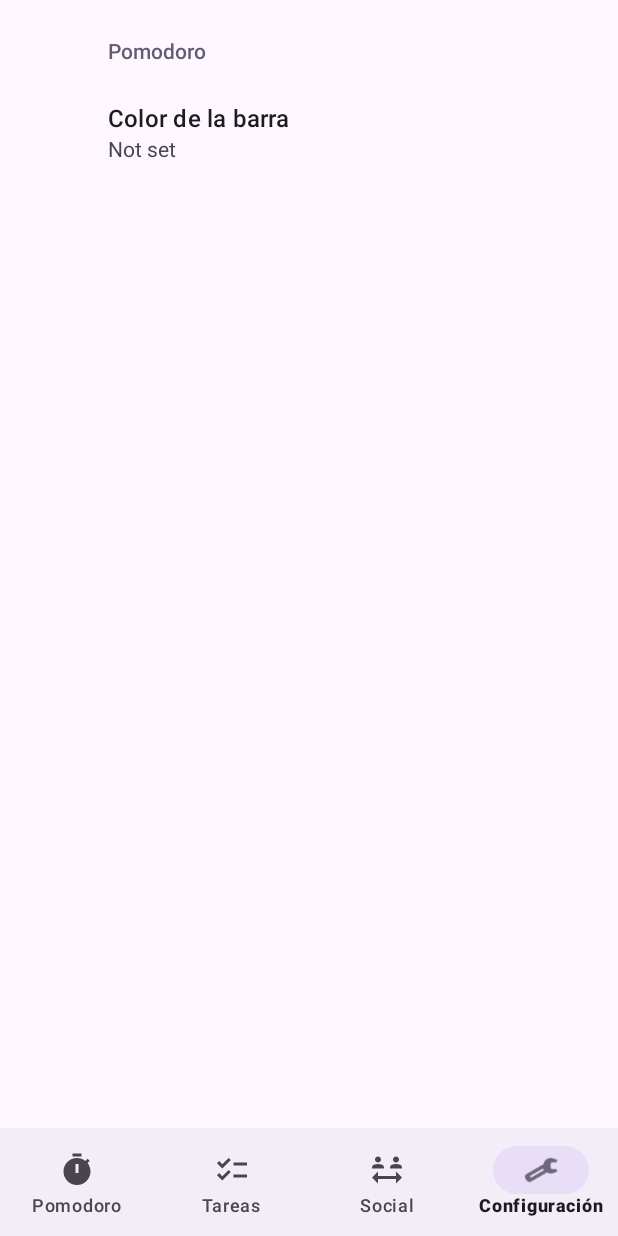
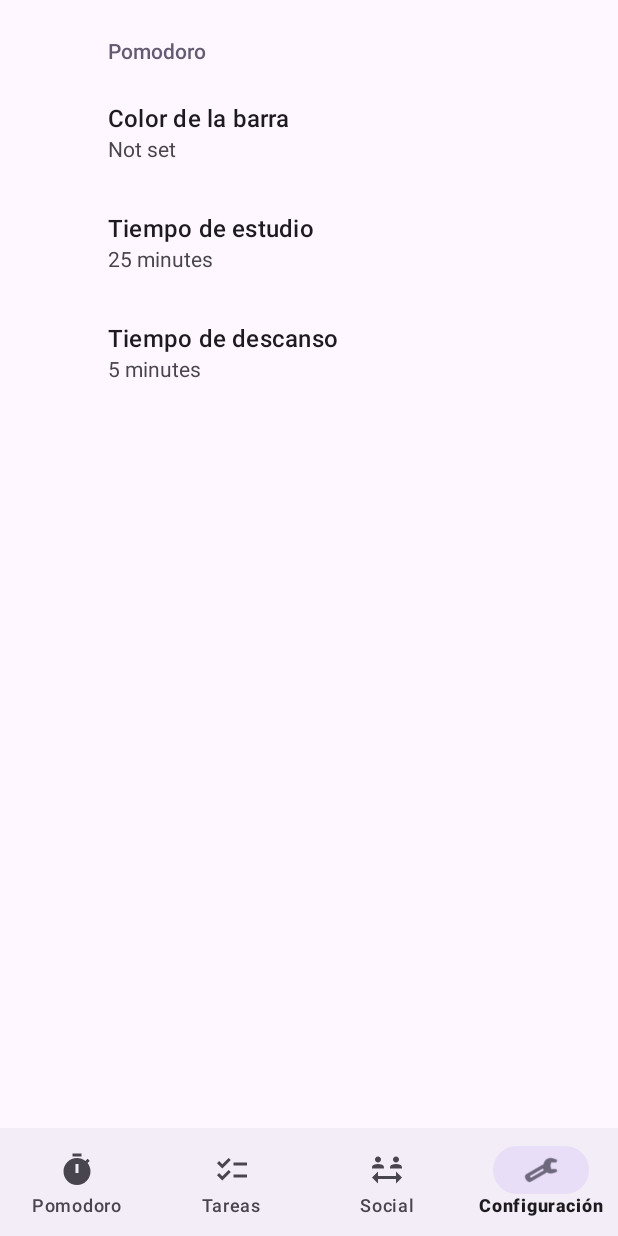
Before and after one commit to pelazas/ProductivityApp, an Android app: the screen it shows after launch (MainActivity), item 4 of the bottom bar chosen, on a phone screen of 412 x 824 dp. Run offline under Robolectric (Android 15) with nearby library versions, the phone set to English and light mode, and no system bars; our stand-ins replace Room's generated code, androidx.preference.

Commit message:
merge delete tasks, and edit time

```diff
--- a/app/src/main/java/com/example/productivityapp/TimerFragment.java
+++ b/app/src/main/java/com/example/productivityapp/TimerFragment.java
@@ -31,8 +31,8 @@ import java.util.ArrayList;
 import java.util.List;
 
 public class TimerFragment extends Fragment  implements SharedPreferences.OnSharedPreferenceChangeListener {
-    private static final int STUDY_TIME = 25;
-    private static final int BREAK_TIME = 5;
+    private static final int DEFAULT_STUDY_TIME = 25;
+    private static final int DEFAULT_BREAK_TIME = 5;
 
     private CountDownTimer timer;
     private TextView timerText;
@@ -70,11 +70,13 @@ public class TimerFragment extends Fragment  implements SharedPreferences.OnShar
         modoText = view.findViewById(R.id.modo_text);
 
         setupSharedPreferences();
+        int initialStudyTime = getSelectedStudyTime();
+        int initialBreakTime = getSelectedBreakTime();
 
         String color = sharedPreferences.getString("color_barra", "#1c7ed6");
         switchBarColor(color);
 
-        circularProgressBar = initializeProgressBar();
+        circularProgressBar = initializeProgressBar(initialStudyTime);
 
         if (modoSwitch.isChecked()) {
             switchBreakMode();
@@ -88,7 +90,7 @@ public class TimerFragment extends Fragment  implements SharedPreferences.OnShar
                 isTimerRunning = false;
                 timerButton.setText(R.string.iniciarTextoBoton);
             } else {
-                startTimer(modoSwitch.isChecked() ? BREAK_TIME : STUDY_TIME);
+                startTimer(modoSwitch.isChecked() ? initialBreakTime : initialStudyTime);
                 isTimerRunning = true;
                 timerButton.setText(R.string.detenerTextoBoton);
             }
@@ -109,9 +111,9 @@ public class TimerFragment extends Fragment  implements SharedPreferences.OnShar
         });
     }
 
-    private ProgressBar initializeProgressBar() {
+    private ProgressBar initializeProgressBar(int studyTime) {
         ProgressBar pb = getView().findViewById(R.id.circularProgressBar);
-        timerDuration = STUDY_TIME * 60;
+        timerDuration = studyTime * 60;
 
         pb.setMax(timerDuration);
         pb.setProgress(timerDuration);
@@ -121,18 +123,20 @@ public class TimerFragment extends Fragment  implements SharedPreferences.OnShar
     }
 
     private void switchBreakMode() {
-        timerText.setText(Formatter.formatTime(BREAK_TIME, 0));
+        int time = getSelectedBreakTime();
+        timerText.setText(Formatter.formatTime(time, 0));
         modoText.setText(R.string.modo_descanso);
-        timerDuration = BREAK_TIME * 60;
+        timerDuration = time * 60;
 
         circularProgressBar.setMax(timerDuration);
         circularProgressBar.setProgress(timerDuration);
     }
 
     private void switchStudyMode() {
-        timerText.setText(Formatter.formatTime(STUDY_TIME, 0));
+        int time = getSelectedStudyTime();
+        timerText.setText(Formatter.formatTime(time, 0));
         modoText.setText(R.string.modo_estudio);
-        timerDuration = STUDY_TIME * 60;
+        timerDuration = time * 60;
 
         circularProgressBar.setMax(timerDuration);
         circularProgressBar.setProgress(timerDuration);
@@ -144,7 +148,8 @@ public class TimerFragment extends Fragment  implements SharedPreferences.OnShar
 
         todos = AppDatabase.getDatabase(requireContext()).getTaskDAO().getAll();
         for(int i = 0; i<todos.size();i++){
-            asignaturas.add(todos.get(i));
+            if(!todos.get(i).getState().equals(Todo.State.CANCEL))
+                asignaturas.add(todos.get(i));
         }
 
         ArrayAdapter<Todo> adapter = new ArrayAdapter<>(
@@ -205,4 +210,16 @@ public class TimerFragment extends Fragment  implements SharedPreferences.OnShar
             switchBarColor(color);
         }
     }
+
+    private int getSelectedStudyTime() {
+        // Read the selected study time from SharedPreferences, use DEFAULT_STUDY_TIME if not found
+        String studyTimeStr = sharedPreferences.getString("study_time", String.valueOf(DEFAULT_STUDY_TIME));
+        return Integer.parseInt(studyTimeStr);
+    }
+
+    private int getSelectedBreakTime() {
+        // Read the selected break time from SharedPreferences, use DEFAULT_BREAK_TIME if not found
+        String breakTimeStr = sharedPreferences.getString("break_time", String.valueOf(DEFAULT_BREAK_TIME));
+        return Integer.parseInt(breakTimeStr);
+    }
 }
--- a/app/src/main/java/com/example/productivityapp/ToDoFragment.java
+++ b/app/src/main/java/com/example/productivityapp/ToDoFragment.java
@@ -65,7 +65,7 @@ public class ToDoFragment extends Fragment {
     }
 
     private void loadTodos() {
-        todos = AppDatabase.getDatabase(requireContext()).getTaskDAO().getAll();
+        todos = AppDatabase.getDatabase(requireContext()).getTaskDAO().getAllActive("TO_DO");
         ListTodosAdapter lta = new ListTodosAdapter(requireContext(), todos, this::clickOnItem);
         rv.setAdapter(lta);
         rv.setLayoutManager(new LinearLayoutManager(requireContext()));
--- a/app/src/main/java/com/example/productivityapp/model/TaskDAO.java
+++ b/app/src/main/java/com/example/productivityapp/model/TaskDAO.java
@@ -22,4 +22,10 @@ public interface TaskDAO {
 
     @Query("select * from todos")
     List<Todo> getAll();
+
+    @Query("select * from todos where state like :state")
+    List<Todo> getAllActive(String state);
+
+    @Query("update todos set state= :state where id= :tareaId")
+    void updateFromRemove(int tareaId, String state);
 }
--- a/app/src/main/res/values/arrays.xml
+++ b/app/src/main/res/values/arrays.xml
@@ -13,4 +13,26 @@
         <item>#1c7ed6</item>
         <item>#f59f00</item>
     </string-array>
+
+    <string-array name="study_time_entries">
+        <item>25 minutes</item>
+        <item>50 minutes</item>
+    </string-array>
+
+    <string-array name="study_time_values">
+        <item>25</item>
+        <item>50</item>
+    </string-array>
+
+    <string-array name="break_time_entries">
+        <item>5 minutes</item>
+        <item>10 minutes</item>
+        <!-- Add more options if needed -->
+    </string-array>
+
+    <string-array name="break_time_values">
+        <item>5</item>
+        <item>10</item>
+    </string-array>
+
 </resources>
--- a/app/src/main/res/values/strings.xml
+++ b/app/src/main/res/values/strings.xml
@@ -10,6 +10,7 @@
     <string name="medium_priority">Media</string>
     <string name="high_priority">Alta</string>
     <string name="crear_tarea">Tarea añadida</string>
+    <string name="borrar_tarea">Tarea eliminada</string>
     <string name="editar_tarea">Tarea editada</string>
     <string name="editar_tarea_titulo">Editar tarea</string>
     <string name="error_campos_tarea">Los campos no pueden estar vacíos</string>
--- a/app/src/main/res/xml/root_preferences.xml
+++ b/app/src/main/res/xml/root_preferences.xml
@@ -10,6 +10,22 @@
             app:title="Color de la barra"
             app:useSimpleSummaryProvider="true" />
 
+        <ListPreference
+            app:defaultValue="25"
+            app:entries="@array/study_time_entries"
+            app:entryValues="@array/study_time_values"
+            app:key="study_time"
+            app:title="Tiempo de estudio"
+            app:useSimpleSummaryProvider="true" />
+
+        <ListPreference
+            app:defaultValue="5"
+            app:entries="@array/break_time_entries"
+            app:entryValues="@array/break_time_values"
+            app:key="break_time"
+            app:title="Tiempo de descanso"
+            app:useSimpleSummaryProvider="true" />
+
     </PreferenceCategory>
 
 </PreferenceScreen>
```
Also changed, not shown: app/src/main/java/com/example/productivityapp/AddTodoActivity.java (+16 -5 lines), app/src/main/java/com/example/productivityapp/model/Todo.java (+12 -8 lines), app/src/main/res/layout/activity_add_todo.xml (+25 -16 lines).
